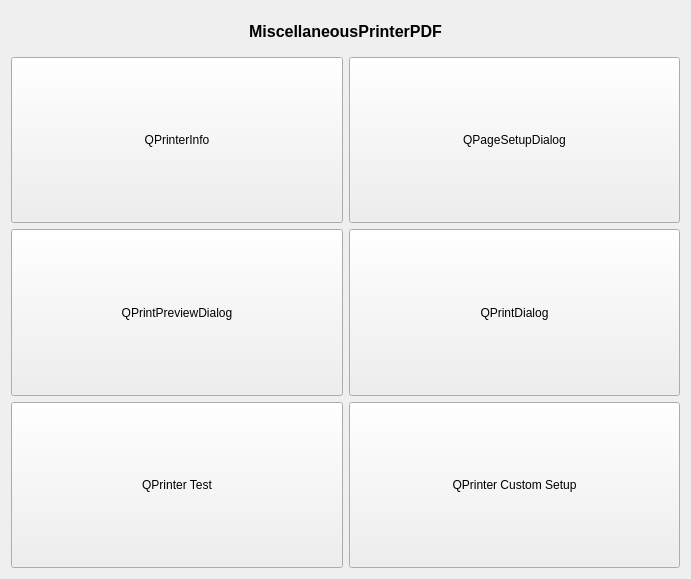
The window that QtGuiApplicationTest/QtGuiApplicationTest/MiscellaneousPrinterPDF.ui (xautshuanglong/QtLearningRepository) describes before a commit, drawn with Qt 5.
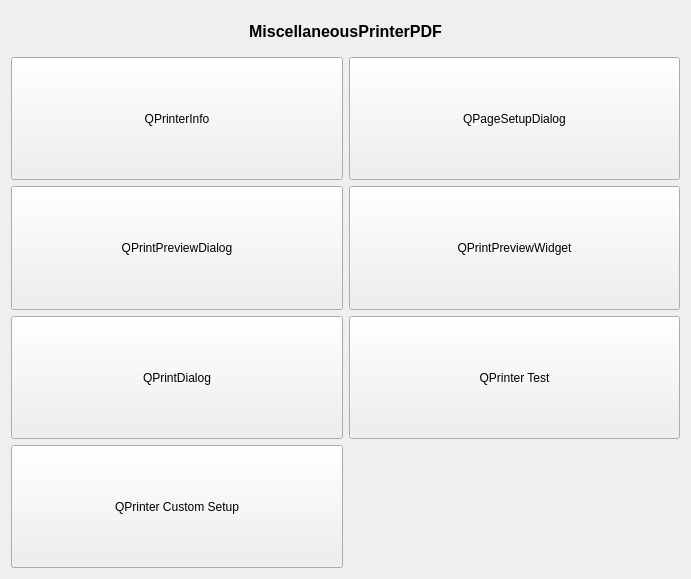
The same window after the commit. Custom widgets are drawn as their Qt base class.

Commit message: QPrintPreviewWidget 使用测试

Diff of the .ui file:
```diff
--- a/QtGuiApplicationTest/QtGuiApplicationTest/MiscellaneousPrinterPDF.ui
+++ b/QtGuiApplicationTest/QtGuiApplicationTest/MiscellaneousPrinterPDF.ui
@@ -43,32 +43,6 @@
    </item>
    <item>
     <layout class="QGridLayout" name="gridLayout">
-     <item row="1" column="0">
-      <widget class="QPushButton" name="btnPrintPreviewDlg">
-       <property name="sizePolicy">
-        <sizepolicy hsizetype="Expanding" vsizetype="Expanding">
-         <horstretch>0</horstretch>
-         <verstretch>0</verstretch>
-        </sizepolicy>
-       </property>
-       <property name="text">
-        <string>QPrintPreviewDialog</string>
-       </property>
-      </widget>
-     </item>
-     <item row="2" column="0">
-      <widget class="QPushButton" name="btnQPrinterTest">
-       <property name="sizePolicy">
-        <sizepolicy hsizetype="Expanding" vsizetype="Expanding">
-         <horstretch>0</horstretch>
-         <verstretch>0</verstretch>
-        </sizepolicy>
-       </property>
-       <property name="text">
-        <string>QPrinter Test</string>
-       </property>
-      </widget>
-     </item>
      <item row="0" column="0">
       <widget class="QPushButton" name="btnPrinterInfo">
        <property name="sizePolicy">
@@ -82,19 +56,6 @@
        </property>
       </widget>
      </item>
-     <item row="1" column="1">
-      <widget class="QPushButton" name="btnPrintDlg">
-       <property name="sizePolicy">
-        <sizepolicy hsizetype="Expanding" vsizetype="Expanding">
-         <horstretch>0</horstretch>
-         <verstretch>0</verstretch>
-        </sizepolicy>
-       </property>
-       <property name="text">
-        <string>QPrintDialog</string>
-       </property>
-      </widget>
-     </item>
      <item row="0" column="1">
       <widget class="QPushButton" name="btnPageSetupDlg">
        <property name="sizePolicy">
@@ -108,7 +69,20 @@
        </property>
       </widget>
      </item>
-     <item row="2" column="1">
+     <item row="1" column="0">
+      <widget class="QPushButton" name="btnPrintPreviewDlg">
+       <property name="sizePolicy">
+        <sizepolicy hsizetype="Expanding" vsizetype="Expanding">
+         <horstretch>0</horstretch>
+         <verstretch>0</verstretch>
+        </sizepolicy>
+       </property>
+       <property name="text">
+        <string>QPrintPreviewDialog</string>
+       </property>
+      </widget>
+     </item>
+     <item row="3" column="0">
       <widget class="QPushButton" name="btnQPrinterCustom">
        <property name="sizePolicy">
         <sizepolicy hsizetype="Expanding" vsizetype="Expanding">
@@ -121,6 +95,45 @@
        </property>
       </widget>
      </item>
+     <item row="2" column="1">
+      <widget class="QPushButton" name="btnQPrinterTest">
+       <property name="sizePolicy">
+        <sizepolicy hsizetype="Expanding" vsizetype="Expanding">
+         <horstretch>0</horstretch>
+         <verstretch>0</verstretch>
+        </sizepolicy>
+       </property>
+       <property name="text">
+        <string>QPrinter Test</string>
+       </property>
+      </widget>
+     </item>
+     <item row="2" column="0">
+      <widget class="QPushButton" name="btnPrintDlg">
+       <property name="sizePolicy">
+        <sizepolicy hsizetype="Expanding" vsizetype="Expanding">
+         <horstretch>0</horstretch>
+         <verstretch>0</verstretch>
+        </sizepolicy>
+       </property>
+       <property name="text">
+        <string>QPrintDialog</string>
+       </property>
+      </widget>
+     </item>
+     <item row="1" column="1">
+      <widget class="QPushButton" name="btnPrintPreviewWgt">
+       <property name="sizePolicy">
+        <sizepolicy hsizetype="Expanding" vsizetype="Expanding">
+         <horstretch>0</horstretch>
+         <verstretch>0</verstretch>
+        </sizepolicy>
+       </property>
+       <property name="text">
+        <string>QPrintPreviewWidget</string>
+       </property>
+      </widget>
+     </item>
     </layout>
    </item>
   </layout>
```
The commit also changes 2 other files.
